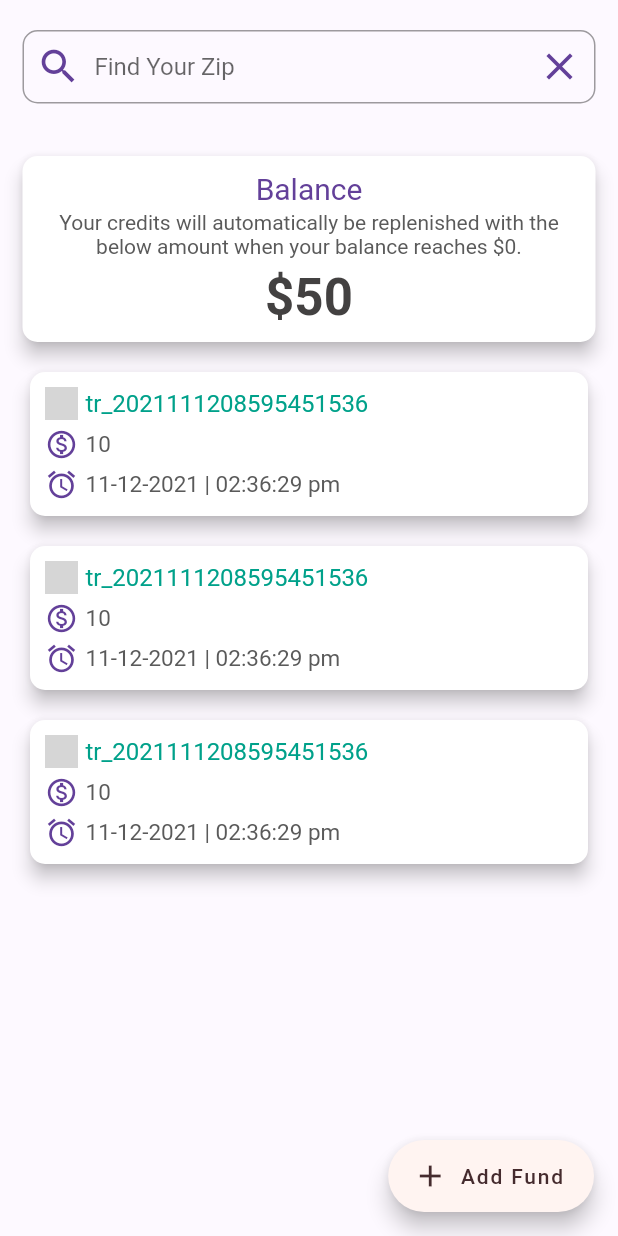
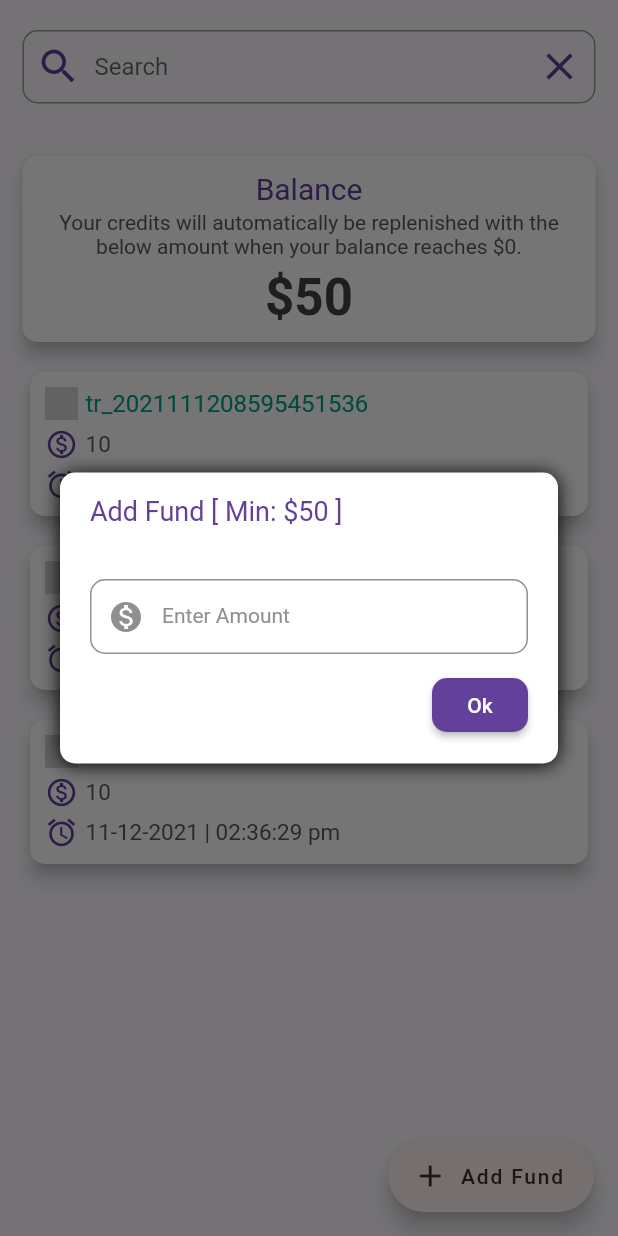
Before and after one commit to tryus-dev-6/skipNcall-v2, a Flutter app: the BalanceAndBilling screen opened directly, after a tap on "Add Fund", on a phone screen of 412 x 824 dp. Run offline on Flutter 3.47's test engine with Material 2 defaults, Android fonts, the light colour scheme and no system bars; our stand-ins replace flutter_svg, get, lottie, shared_preferences; missing offline and left inert: flutter_stripe, jovial_svg; accounts and stored records are empty; grey boxes are pictures that could not be loaded.

Commit message:
1. payment method updated. 2. custom dialog added in the different file. 3. add fund dialog added. 4. finding the transaction id of the stripe

```diff
--- /dev/null
+++ b/lib/CustomDialogues/AddFundDialog.dart
@@ -0,0 +1,250 @@
+import 'dart:convert';
+
+import 'package:flutter/cupertino.dart';
+import 'package:flutter/material.dart';
+import 'package:flutter_stripe/flutter_stripe.dart';
+import 'package:get/get.dart';
+import 'package:http/http.dart' as http;
+import 'dart:developer' as developer;
+
+import '../Api/Constants.dart';
+
+class AddFundDialog extends StatefulWidget {
+  final String title, descriptions, text;
+
+  const AddFundDialog(
+      {super.key,
+      required this.title,
+      required this.descriptions,
+      required this.text});
+
+  @override
+  State<AddFundDialog> createState() => _AddFundDialogState();
+}
+
+class _AddFundDialogState extends State<AddFundDialog> {
+  TextEditingController usernameController = TextEditingController();
+  Map<String, dynamic>? paymentIntent;
+
+  bool isLoading = false;
+  bool isUserNameValidate = false;
+
+  FocusNode usernameFocusNode = FocusNode();
+
+  @override
+  void dispose() {
+    usernameFocusNode.dispose();
+    usernameController.dispose();
+    super.dispose();
+  }
+
+  void hideKeyboard() {
+    if (usernameFocusNode.hasFocus) {
+      usernameFocusNode.unfocus(); // Remove focus from the text field
+    }
+  }
+
+  @override
+  Widget build(BuildContext context) {
+    return Dialog(
+      shape: RoundedRectangleBorder(
+        borderRadius: BorderRadius.circular(20),
+      ),
+      elevation: 0,
+      backgroundColor: Colors.transparent,
+      child: contentBox(context),
+    );
+  }
+
+  contentBox(context) {
+    return Stack(
+      children: <Widget>[
+        Container(
+          padding:
+              const EdgeInsets.only(top: 15, bottom: 15, left: 20, right: 20),
+          decoration: BoxDecoration(
+              shape: BoxShape.rectangle,
+              color: Colors.white,
+              borderRadius: BorderRadius.circular(10),
+              boxShadow: const [
+                BoxShadow(
+                    color: Colors.black, offset: Offset(0, 1), blurRadius: 10),
+              ]),
+          child: Column(
+            mainAxisSize: MainAxisSize.min,
+            crossAxisAlignment: CrossAxisAlignment.start,
+            children: <Widget>[
+              Text(
+                widget.title,
+                style: const TextStyle(fontSize: 18, color: Color(0Xff634099)),
+              ),
+              const SizedBox(height: 35),
+              SizedBox(
+                height: 50,
+                child: TextField(
+                  focusNode: usernameFocusNode,
+                  controller: usernameController,
+                  decoration: const InputDecoration(
+                    enabledBorder: OutlineInputBorder(
+                        borderSide: BorderSide(color: Color(0Xff8F8F8F)),
+                        borderRadius: BorderRadius.all(Radius.circular(10))),
+                    focusedBorder: OutlineInputBorder(
+                        borderSide: BorderSide(color: Color(0Xff8F8F8F)),
+                        borderRadius: BorderRadius.all(Radius.circular(10))),
+                    labelText: 'Enter Amount',
+                    labelStyle:
+                        (TextStyle(color: Color(0Xff8F8F8F), fontSize: 14)),
+                    prefixIcon:
+                        Icon(Icons.monetization_on, color: Color(0Xff8F8F8F)),
+                    iconColor: Color(0Xff8F8F8F),
+                  ),
+                  keyboardType: TextInputType.number,
+                ),
+              ),
+              const SizedBox(
+                height: 10,
+              ),
+              Align(
+                alignment: Alignment.bottomRight,
+                child: ElevatedButton(
+                    style: ButtonStyle(
+                      backgroundColor:
+                          const MaterialStatePropertyAll(Color(0Xff634099)),
+                      shape: MaterialStateProperty.all<RoundedRectangleBorder>(
+                        RoundedRectangleBorder(
+                          borderRadius: BorderRadius.circular(
+                              10.0), // Adjust the radius as needed
+                        ),
+                      ),
+                    ),
+                    onPressed: () {
+                      if (usernameController.text.toString().isEmpty) {
+                        showSnackBar("Please enter the email or phone");
+                        return;
+                      }
+                      //debugPrint("Username $username");
+
+                      Navigator.of(context).pop();
+                      paymentGateway();
+                    },
+                    child: Text(
+                      widget.text,
+                      style: const TextStyle(fontSize: 14),
+                    )),
+              ),
+            ],
+          ),
+        ),
+      ],
+    );
+  }
+
+  Future<void> paymentGateway() async {
+
+    //saveSuccess();
+
+    try {
+      Map<String, dynamic> body = {
+        'amount': "${usernameController.text}00",
+        'currency': "USD",
+      };
+
+      var response = await http.post(
+          Uri.parse('https://api.stripe.com/v1/payment_intents'),
+          headers: {
+            'Authorization':
+                'Bearer sk_test_51NFbbYF3o6sX72VgKjh0yjG2a9LspATzl280JELMoWyOvmnkRvBAzitUbxlqgnl17rq2oNehGuINy9rTLOekrPdP00ZjagohUo',
+            'Content-type': 'application/x-www-form-urlencoded'
+          },
+          body: body);
+
+      paymentIntent = json.decode(response.body);
+
+      await Stripe.instance
+          .initPaymentSheet(
+          paymentSheetParameters: SetupPaymentSheetParameters(
+
+            paymentIntentClientSecret: paymentIntent!['client_secret'],
+            style: ThemeMode.light,
+            merchantDisplayName: 'skipNcall',
+
+
+          )
+      ).then((value) => {
+      //paymentIntent = null
+      });
+
+      // await Stripe.instance.intentCreationCallback(
+      //     IntentCreationCallbackParams(clientSecret: body['client_secret']));
+      //saveSuccess();
+
+      await Stripe.instance.presentPaymentSheet()
+          .then((value) => {
+      paymentIntent = null,
+        saveSuccess(),
+      });
+
+
+    } catch (error) {
+      //throw Exception(error);
+    }
+
+
+
+
+
+    // try {
+    //
+    // } catch (error) {}
+  }
+
+  void showSnackBar(String message) {
+    final snackBar = SnackBar(
+      content: Text(
+        message,
+        style: const TextStyle(
+            fontSize: 14, color: Colors.white, fontWeight: FontWeight.normal),
+      ),
+      duration: const Duration(seconds: 1),
+      backgroundColor: const Color(0Xff1E1E1E),
+      behavior: SnackBarBehavior.floating,
+      action: SnackBarAction(
+        label: 'Dismiss',
+        disabledTextColor: Colors.white,
+        textColor: Colors.blue,
+        onPressed: () {
+          //SnackbarController.closeCurrentSnackbar();
+        },
+      ),
+    );
+    ScaffoldMessenger.of(context).showSnackBar(snackBar);
+  }
+
+  saveSuccess() async {
+    // developer.log('stripe', name: 'success');
+    // debugPrint('success');
+    // ScaffoldMessenger.of(context).showSnackBar(const SnackBar(
+    //   content: Text("Sending Message"),
+    // ));
+
+    var paymentIntentId = paymentIntent!['id'];
+    try {
+
+      http.Response response = await http.get(
+          Uri.parse(
+              'https://api.stripe.com/v1/charges?payment_intent=$paymentIntent'),
+          headers: {
+            "Authorization": "Bearer sk_test_51NFbbYF3o6sX72VgKjh0yjG2a9LspATzl280JELMoWyOvmnkRvBAzitUbxlqgnl17rq2oNehGuINy9rTLOekrPdP00ZjagohUo",
+            "Content-Type": "application/x-www-form-urlencoded"
+          });
+
+      if (response.statusCode == 200) {
+        var data =json.decode(response.body);
+        debugPrint("Transaction Id ${data['data'][0]['balanceTransaction']}");
+      }
+    } catch (e) {
+      throw Exception(e.toString());
+    }
+
+  }
+}
--- a/lib/Pages/BalanceAndBilling.dart
+++ b/lib/Pages/BalanceAndBilling.dart
@@ -1,9 +1,7 @@
-import 'dart:convert';
 
 import 'package:flutter/material.dart';
-import 'package:flutter_stripe/flutter_stripe.dart' hide Card;
 import 'package:flutter_svg/flutter_svg.dart';
-import 'package:http/http.dart' as http;
+import 'package:skip_n_call/CustomDialogues/AddFundDialog.dart';
 
 class BalanceAndBilling extends StatefulWidget {
   const BalanceAndBilling({super.key});
@@ -41,7 +39,7 @@ class _BalanceAndBillingState extends State<BalanceAndBilling> {
                       borderSide: const BorderSide(
                           width: 1.5, color: Color(0Xff634099)),
                     ),
-                    hintText: 'Find Your Zip',
+                    hintText: 'Search',
                     prefixIcon: const Icon(Icons.search,
                         size: 30.0, color: Color(0Xff634099)),
                     suffixIcon: IconButton(
@@ -354,7 +352,17 @@ class _BalanceAndBillingState extends State<BalanceAndBilling> {
       ),
       floatingActionButton: FloatingActionButton.extended(
         onPressed: () {
-          paymentGateway();
+
+          showDialog(context: context,
+              builder: (BuildContext context){
+                return const AddFundDialog(
+                  title: "Add Fund [ Min: \$50 ]",
+                  descriptions: "Hii all this is a custom dialog in flutter and  you will be use in your flutter applications",
+                  text: "Ok",
+                );
+              }
+          );
+
         },
         backgroundColor: const Color(0xfffff4f1),
         icon: const Icon(Icons.add, color: Color(0Xff452b2e)),
@@ -364,58 +372,6 @@ class _BalanceAndBillingState extends State<BalanceAndBilling> {
     );
   }
 
-  Future<void> paymentGateway() async {
-
-
-
-    try{
-
-      Map<String, dynamic> body = {
-        'amount' : "10000",
-        'currency' : "USD",
-      };
-
-      var response = await http.post(
-
-        Uri.parse('https://api.stripe.com/v1/payment_intents'),
-        headers: {
-          'Authorization': 'Bearer sk_test_51NFbbYF3o6sX72VgKjh0yjG2a9LspATzl280JELMoWyOvmnkRvBAzitUbxlqgnl17rq2oNehGuINy9rTLOekrPdP00ZjagohUo',
-          'Content-type':'application/x-www-form-urlencoded'
-        },
-        body: body
-
-      );
-
-      paymentIntent = json.decode(response.body);
-
-    }catch(error){
-      throw Exception(error);
-    }
-
-    await Stripe.instance.initPaymentSheet(paymentSheetParameters: SetupPaymentSheetParameters(
-        paymentIntentClientSecret: paymentIntent!['client_secret'],
-        style: ThemeMode.light,
-        merchantDisplayName: 'skipNcall',
-
-
-    )).then((value) => {
-
-    });
-
-
-
-
-    try{
-      await Stripe.instance.presentPaymentSheet().then((value) => {
-
-        print("Payment successful")
-
-      });
-    }catch(error){
-
-    }
-
-  }
 
 
 }
--- a/lib/Pages/Navigation.dart
+++ b/lib/Pages/Navigation.dart
@@ -34,8 +34,8 @@ class _NavigationState extends State<Navigation> {
   Widget build(BuildContext context) {
 
     SystemChrome.setSystemUIOverlayStyle(const SystemUiOverlayStyle(
-      statusBarColor: Color(0Xff634099),
-      statusBarIconBrightness: Brightness.light,
+      statusBarColor: Color(0XffFDF9FF),
+      statusBarIconBrightness: Brightness.dark,
 
     ));
 
```
Also changed, not shown: lib/Pages/Login.dart (+9 -1 lines), lib/CustomDialogues/CustomSheetResetPassword.dart (renamed from lib/Pages/CustomSheetResetPassword.dart), 1 other file.
